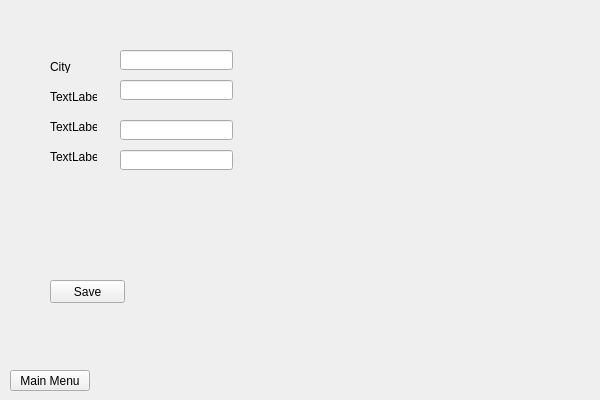
Before: the Qt Designer form European-Vacation-Program/editwindow.ui in AaronGeesink/CS1D-European-Vacation-Project, drawn with Qt 5.
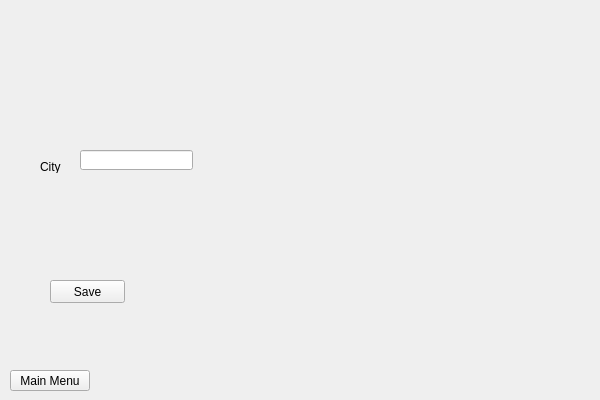
After: the same form once the commit is applied.

```diff
--- a/European-Vacation-Program/editwindow.ui
+++ b/European-Vacation-Program/editwindow.ui
@@ -42,8 +42,8 @@
   <widget class="QLabel" name="label">
    <property name="geometry">
     <rect>
-     <x>50</x>
-     <y>60</y>
+     <x>40</x>
+     <y>160</y>
      <width>47</width>
      <height>13</height>
     </rect>
@@ -52,79 +52,10 @@
     <string>City</string>
    </property>
   </widget>
-  <widget class="QLabel" name="label_2">
-   <property name="geometry">
-    <rect>
-     <x>50</x>
-     <y>90</y>
-     <width>47</width>
-     <height>13</height>
-    </rect>
-   </property>
-   <property name="text">
-    <string>TextLabel</string>
-   </property>
-  </widget>
-  <widget class="QLabel" name="label_3">
-   <property name="geometry">
-    <rect>
-     <x>50</x>
-     <y>120</y>
-     <width>47</width>
-     <height>13</height>
-    </rect>
-   </property>
-   <property name="text">
-    <string>TextLabel</string>
-   </property>
-  </widget>
-  <widget class="QLabel" name="label_4">
-   <property name="geometry">
-    <rect>
-     <x>50</x>
-     <y>150</y>
-     <width>47</width>
-     <height>13</height>
-    </rect>
-   </property>
-   <property name="text">
-    <string>TextLabel</string>
-   </property>
-  </widget>
   <widget class="QLineEdit" name="lineEdit">
    <property name="geometry">
     <rect>
-     <x>120</x>
-     <y>50</y>
-     <width>113</width>
-     <height>20</height>
-    </rect>
-   </property>
-  </widget>
-  <widget class="QLineEdit" name="lineEdit_2">
-   <property name="geometry">
-    <rect>
-     <x>120</x>
-     <y>80</y>
-     <width>113</width>
-     <height>20</height>
-    </rect>
-   </property>
-  </widget>
-  <widget class="QLineEdit" name="lineEdit_3">
-   <property name="geometry">
-    <rect>
-     <x>120</x>
-     <y>120</y>
-     <width>113</width>
-     <height>20</height>
-    </rect>
-   </property>
-  </widget>
-  <widget class="QLineEdit" name="lineEdit_4">
-   <property name="geometry">
-    <rect>
-     <x>120</x>
+     <x>80</x>
      <y>150</y>
      <width>113</width>
      <height>20</height>
```
